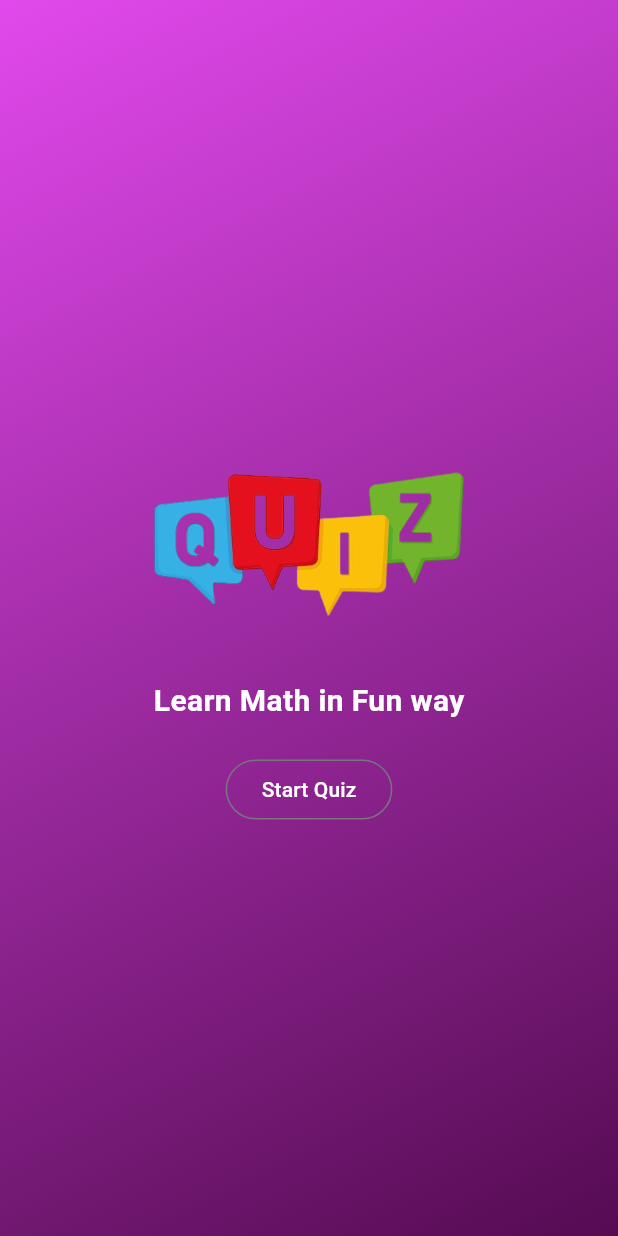
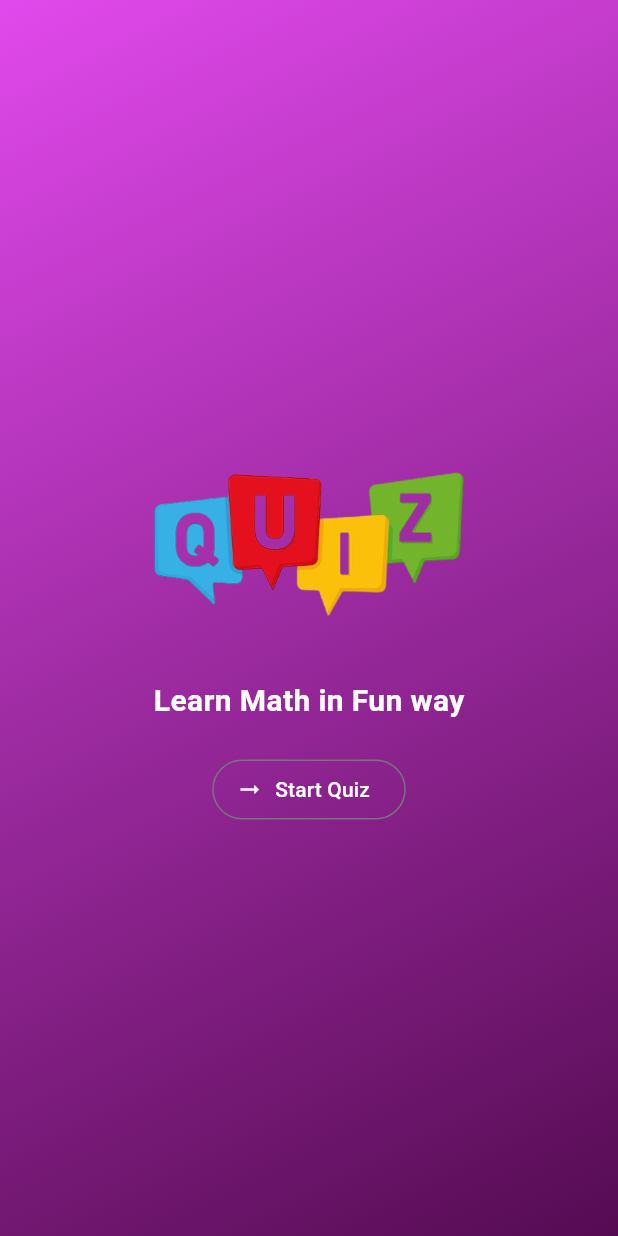
Before and after one commit to llatifah99/quiz-flutter, a Flutter app: the screen it shows after launch, after a tap on "Start Quiz", on a phone screen of 412 x 824 dp. Run offline on Flutter 3.47's test engine with Material 3 defaults, Android fonts, the phone set to English and light mode, and no system bars.

Commit message:
2 page - quiz and questions

```diff
--- a/quiz/lib/main.dart
+++ b/quiz/lib/main.dart
@@ -1,24 +1,6 @@
 import 'package:flutter/material.dart';
-import 'start_screen.dart';
+import 'quiz.dart';
 
 void main() {
-  runApp(
-    MaterialApp(
-      home: Scaffold(
-        body: Container(
-          decoration: BoxDecoration(
-            gradient: LinearGradient(
-              colors: [
-                const Color.fromARGB(255, 225, 73, 236),
-                const Color.fromARGB(255, 85, 11, 82),
-              ],
-              begin: Alignment.topLeft,
-              end: Alignment.bottomRight,
-            ),
-          ),
-          child: StartScreen(),
-        ),
-      ),
-    ),
-  );
+  runApp(Quiz());
 }
--- /dev/null
+++ b/quiz/lib/questions.dart
@@ -0,0 +1,15 @@
+import 'package:flutter/material.dart';
+
+class QuestionsScreen extends StatefulWidget {
+  const QuestionsScreen({super.key});
+
+  @override
+  State<QuestionsScreen> createState() => _QuestionsScreenState();
+}
+
+class _QuestionsScreenState extends State<QuestionsScreen> {
+  @override
+  Widget build(BuildContext context) {
+    return Text("Questions screen");
+  }
+}
--- /dev/null
+++ b/quiz/lib/quiz.dart
@@ -0,0 +1,32 @@
+import 'package:flutter/material.dart';
+import 'start_screen.dart';
+
+class Quiz extends StatefulWidget {
+  const Quiz({super.key});
+
+  @override
+  State<Quiz> createState() => _QuizState();
+}
+
+class _QuizState extends State<Quiz> {
+  @override
+  Widget build(BuildContext context) {
+    return MaterialApp(
+      home: Scaffold(
+        body: Container(
+          decoration: BoxDecoration(
+            gradient: LinearGradient(
+              colors: [
+                const Color.fromARGB(255, 225, 73, 236),
+                const Color.fromARGB(255, 85, 11, 82),
+              ],
+              begin: Alignment.topLeft,
+              end: Alignment.bottomRight,
+            ),
+          ),
+          child: StartScreen(),
+        ),
+      ),
+    );
+  }
+}
--- a/quiz/lib/start_screen.dart
+++ b/quiz/lib/start_screen.dart
@@ -20,10 +20,11 @@ class StartScreen extends StatelessWidget {
             ),
           ),
           SizedBox(height: 20),
-          OutlinedButton(
+          OutlinedButton.icon(
             onPressed: () {},
             style: OutlinedButton.styleFrom(foregroundColor: Colors.white),
-            child: Text("Start Quiz"),
+            icon: Icon(Icons.arrow_right_alt),
+            label: Text("Start Quiz"),
           ),
         ],
       ),
```
